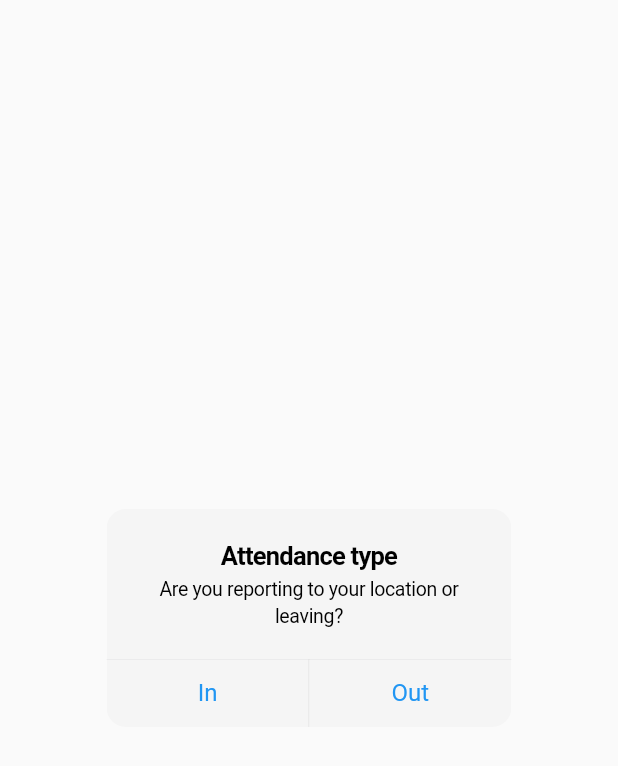
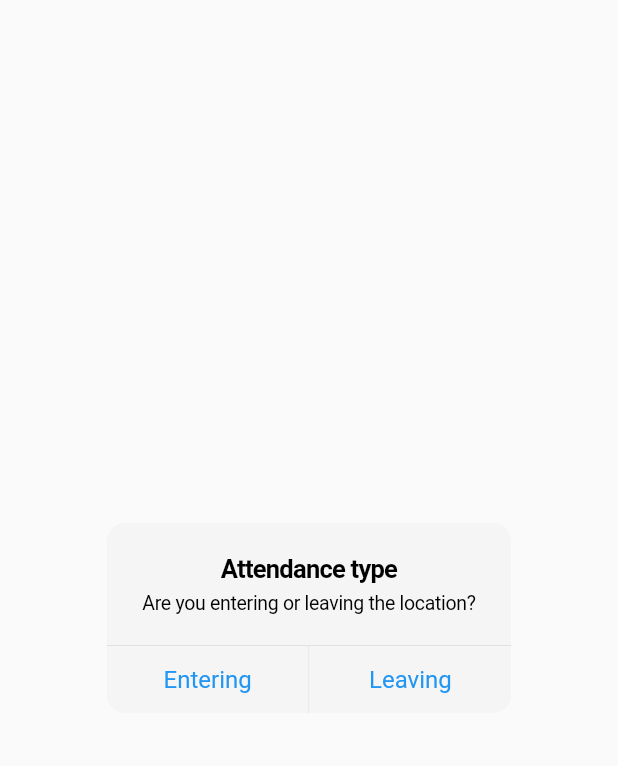
Before and after one commit to ritamk/anandaAttendance, a Flutter app: the AttendanceInOrOutDialog widget shown alone on an empty page, opened directly with empty values, on a phone screen of 412 x 824 dp. Shown: the top 766 px of the screen. Run offline on Flutter 3.47's test engine with Material 2 defaults, Android fonts, the light colour scheme and no system bars; our stand-ins replace cloud_firestore, firebase_auth, firebase_core, flutter_riverpod, geolocator; accounts and stored records are empty.

Commit message:
UI changes

```diff
--- a/lib/views/home/att_in_out_dialog.dart
+++ b/lib/views/home/att_in_out_dialog.dart
@@ -16,16 +16,16 @@ class AttendanceInOrOutDialog extends StatelessWidget {
   Widget build(BuildContext context) {
     return CupertinoAlertDialog(
       title: const Text("Attendance type"),
-      content: const Text("Are you reporting to your location or leaving?"),
+      content: const Text("Are you entering or leaving the location?"),
       actions: <Widget>[
         CupertinoDialogAction(
           textStyle: const TextStyle(color: Colors.blue, fontSize: 16.0),
-          child: const Text("In"),
+          child: const Text("Entering"),
           onPressed: () => toAttPage(context, true),
         ),
         CupertinoDialogAction(
           textStyle: const TextStyle(color: Colors.blue, fontSize: 16.0),
-          child: const Text("Out"),
+          child: const Text("Leaving"),
           onPressed: () => toAttPage(context, false),
         ),
       ],
```
